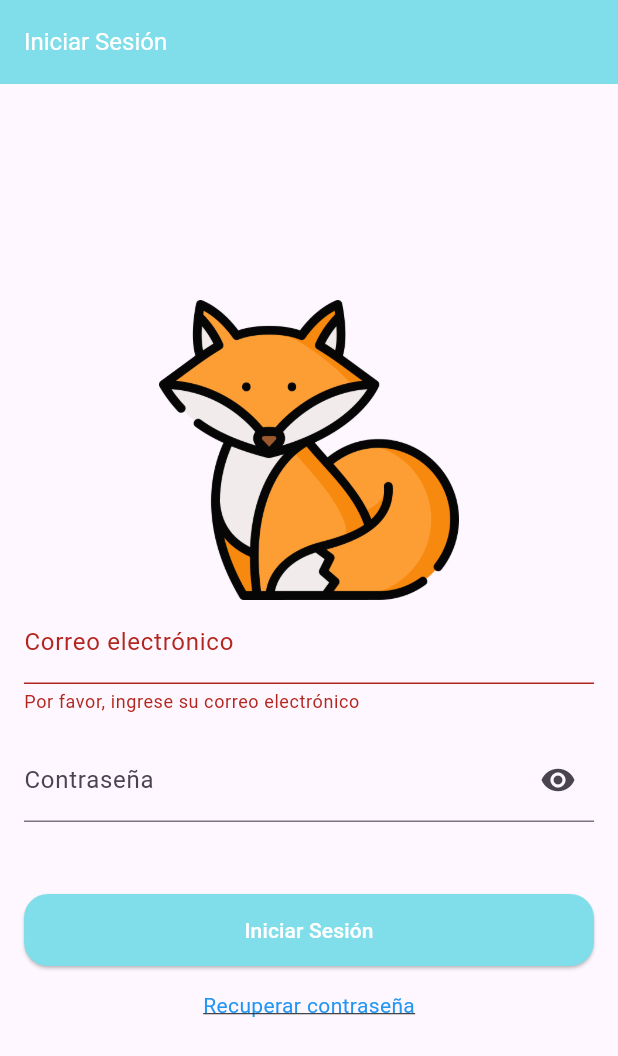
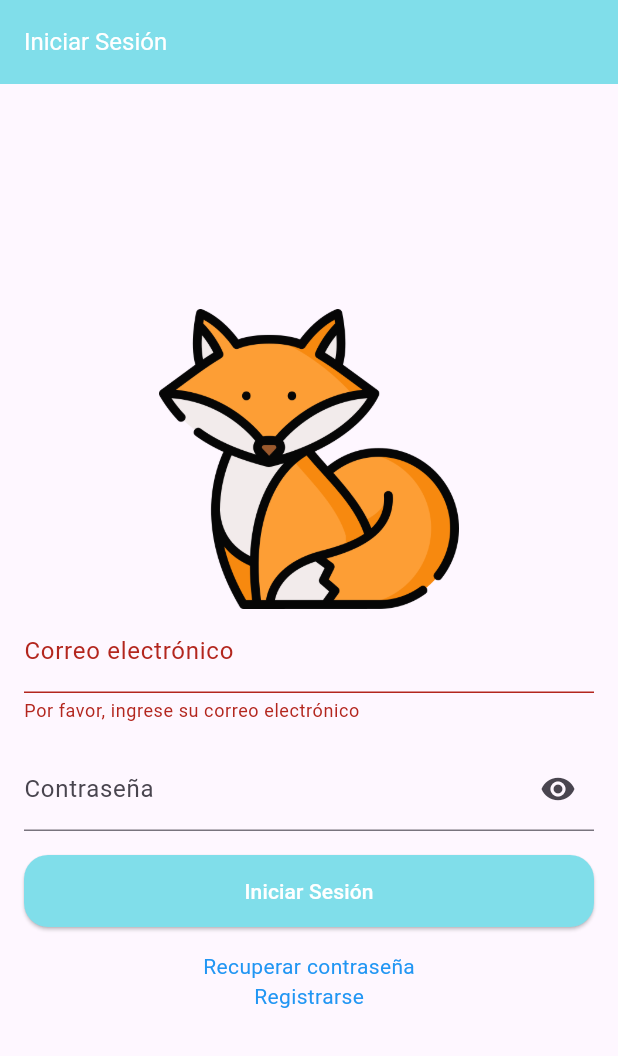
Before and after one commit to FREECS33/expenses_app, a Flutter app: the screen it shows after launch, after a tap on "Iniciar Sesión", on a phone screen of 412 x 824 dp. Shown: the top 1056 px of the screen. Run offline on Flutter 3.47's test engine with Material 3 defaults, Android fonts, the phone set to English and light mode, and no system bars; our stand-ins replace firebase_auth, firebase_core; accounts and stored records are empty.

Commit message:
implement create account, login and logout with firebase

```diff
--- a/lib/modules/auth/screens/login.dart
+++ b/lib/modules/auth/screens/login.dart
@@ -1,3 +1,5 @@
+import 'package:actividad_2/widgets/text_field_password.dart';
+import 'package:firebase_auth/firebase_auth.dart';
 import 'package:flutter/material.dart';
 
 class Login extends StatefulWidget {
@@ -10,7 +12,6 @@ class Login extends StatefulWidget {
 class _LoginState extends State<Login> {
   final TextEditingController _emailController = TextEditingController();
   final TextEditingController _passwordController = TextEditingController();
-  bool _isObscure = true;
   final GlobalKey<FormState> _formkey = GlobalKey<FormState>();
   String? validateEmail(String? value) {
     final RegExp emailRegExp = RegExp(
@@ -59,34 +60,29 @@ class _LoginState extends State<Login> {
                 const SizedBox(
                   height: 16,
                 ),
-                TextFormField(
-                  controller: _passwordController,
-                  obscureText: _isObscure,
-                  decoration: InputDecoration(
-                    hintText: "Contraseña",
-                    label: const Text("Contraseña"),
-                    suffixIcon: IconButton(
-                        onPressed: () {
-                          setState(() {
-                            _isObscure = !_isObscure;
-                          });
-                        },
-                        icon: Icon(_isObscure
-                            ? Icons.visibility
-                            : Icons.visibility_off)),
-                  ),
-                ),
+                TextFieldPassword(controller: _passwordController),
                 const SizedBox(
-                  height: 48,
+                  height: 16,
                 ),
                 SizedBox(
                   height: 48,
                   width: double.infinity,
                   child: ElevatedButton(
-                    onPressed: () {
+                    onPressed: () async {
                       if (_formkey.currentState!.validate()) {
-                        print(
-                            "Datos => ${_emailController.text} ${_passwordController.text}");
+                        try {
+                          final credential = await FirebaseAuth.instance
+                              .signInWithEmailAndPassword(
+                                  email: _emailController.text,
+                                  password: _passwordController.text);
+                          Navigator.pushReplacementNamed(context, '/profile');
+                        } on FirebaseAuthException catch (e) {
+                          if (e.code == 'user-not-found') {
+                            print('No user found for that email.');
+                          } else if (e.code == 'wrong-password') {
+                            print('Wrong password provided for that user.');
+                          }
+                        }
                       }
                     },
                     style: OutlinedButton.styleFrom(
@@ -106,9 +102,16 @@ class _LoginState extends State<Login> {
                   },
                   child: const Text(
                     "Recuperar contraseña",
-                    style: TextStyle(
-                        color: Colors.blue,
-                        decoration: TextDecoration.underline),
+                    style: TextStyle(color: Colors.blue),
+                  ),
+                ),
+                InkWell(
+                  onTap: () {
+                    Navigator.pushNamed(context, '/register');
+                  },
+                  child: const Text(
+                    "Registrarse",
+                    style: TextStyle(color: Colors.blue),
                   ),
                 )
               ],
--- a/pubspec.yaml
+++ b/pubspec.yaml
@@ -10,6 +10,7 @@ dependencies:
   flutter:
     sdk: flutter
   firebase_core: ^3.6.0
+  firebase_auth: ^5.3.1
 
 dev_dependencies:
   flutter_test:
```
Also changed, not shown: lib/modules/auth/screens/create_account.dart (+61 -4 lines), lib/modules/user/screens/profile.dart (+58 -3 lines), pubspec.lock, 5 other files.
